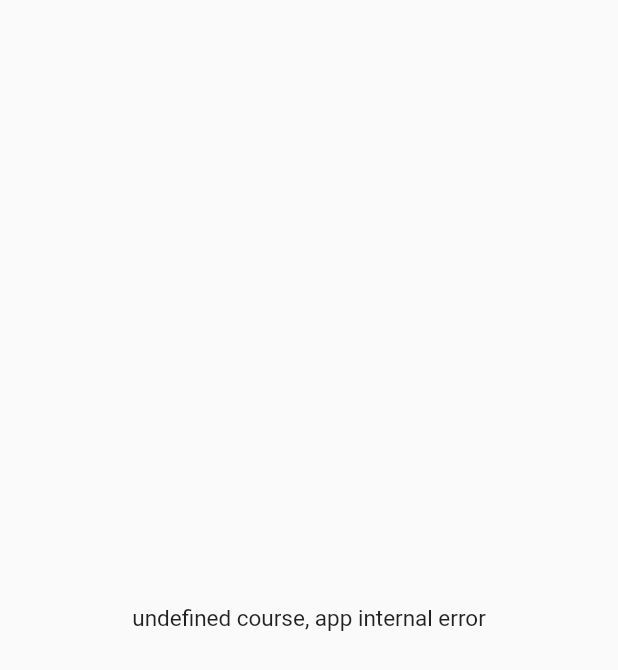
After one commit to AdhamNour/Tamyuz, a Flutter app: the SingleCourseScreen screen opened by its route, on a phone screen of 412 x 824 dp. The commit adds this screen. Shown: the top 670 px of the screen. Run offline on Flutter 3.47's test engine with Material 2 defaults, Android fonts, the phone set to English and light mode, and no system bars; our stand-ins replace font_awesome_flutter.

Commit message:
navigation to single course screen added

```diff
--- a/lib/Courses/CourseCard.dart
+++ b/lib/Courses/CourseCard.dart
@@ -3,6 +3,7 @@
 import 'package:cached_network_image/cached_network_image.dart';
 import 'package:flutter/material.dart';
 import 'package:font_awesome_flutter/font_awesome_flutter.dart';
+import 'package:tamuz_application/Courses/SingleCourseScreen/SingleCourseScreen.dart';
 import 'package:tamuz_application/Models/Course.dart';
 
 class CourseCard extends StatelessWidget {
@@ -15,6 +16,11 @@ class CourseCard extends StatelessWidget {
       padding: const EdgeInsets.all(8.0),
       child: Card(
         child: ClipRRect(
+          child: GestureDetector(
+            onTap: () {
+              Navigator.of(context)
+                  .pushNamed(SingleCourseScreen.routeName, arguments: course);
+            },
             child: SizedBox(
               width: 300,
               height: 670,
@@ -65,6 +71,7 @@ class CourseCard extends StatelessWidget {
                 ),
               ),
             ),
+          ),
           borderRadius: const BorderRadius.all(Radius.circular(15)),
         ),
         elevation: 1,
--- /dev/null
+++ b/lib/Courses/SingleCourseScreen/SingleCourseScreen.dart
@@ -0,0 +1,23 @@
+// ignore_for_file: file_names
+
+import 'package:flutter/material.dart';
+import 'package:tamuz_application/Models/Course.dart';
+
+class SingleCourseScreen extends StatelessWidget {
+  const SingleCourseScreen({Key? key}) : super(key: key);
+  static const routeName = '/SingleCourseScreen';
+  @override
+  Widget build(BuildContext context) {
+    final Course? course =
+        ModalRoute.of(context)!.settings.arguments as Course?;
+    Widget scaffoldContent = Text("undefined course, app internal error");
+    if (course != null) {
+      scaffoldContent = Text("course Id = ${course.id}");
+    }
+    return Scaffold(
+      body: Center(
+        child: scaffoldContent,
+      ),
+    );
+  }
+}
--- a/lib/main.dart
+++ b/lib/main.dart
@@ -7,6 +7,7 @@ import 'package:tamuz_application/Welcome/WelcomeScreen.dart';
 import 'package:tamuz_application/shared/Screens/MessageScreen.dart';
 
 import 'Courses/CoursesScreen.dart';
+import 'Courses/SingleCourseScreen/SingleCourseScreen.dart';
 
 void main() {
   runApp(const MyApp());
@@ -44,6 +45,7 @@ class MyApp extends StatelessWidget {
           ResetPasswordScreen.routeName: (ctx) => const ResetPasswordScreen(),
           MessageScreen.routeName: (ctx) => const MessageScreen(),
           CoursesScreen.routeName: (ctx) => const CoursesScreen(),
+          SingleCourseScreen.routeName: (ctx) => const SingleCourseScreen(),
         },
         localizationsDelegates: const [
           GlobalCupertinoLocalizations.delegate,
```
Lines whose indentation alone changed are shown as unchanged.
